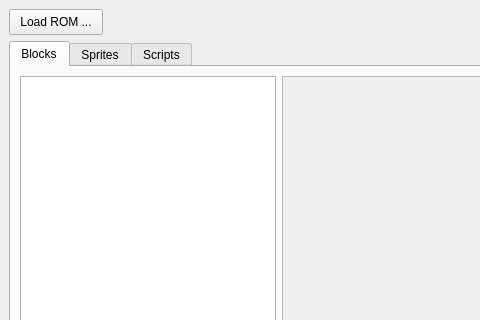
Before: the Qt Designer form mainwindow.ui in black-sliver/SoETilesViewer, drawn with Qt 5; both pictures show x 0 to 480 and y 0 to 320 of the 800 by 600 pixel window.
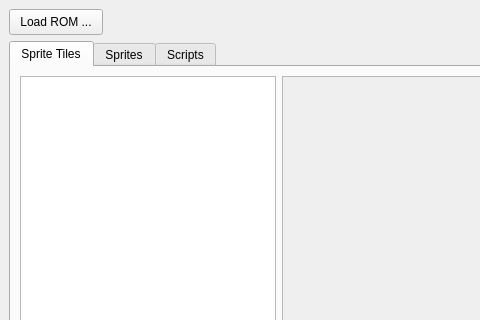
After: the same form once the commit is applied. Icons and pictures are not drawn. Custom widgets are drawn as their Qt base class.

Commit message: rename 'sprite block' to 'sprite tile' for the user

Diff of the .ui file:
```diff
--- a/mainwindow.ui
+++ b/mainwindow.ui
@@ -66,7 +66,7 @@
       </property>
       <widget class="QWidget" name="tabBlocks">
        <attribute name="title">
-        <string>Blocks</string>
+        <string>Sprite Tiles</string>
        </attribute>
        <layout class="QHBoxLayout" name="horizontalLayout">
         <item>
```
The commit also changes 1 other file.
